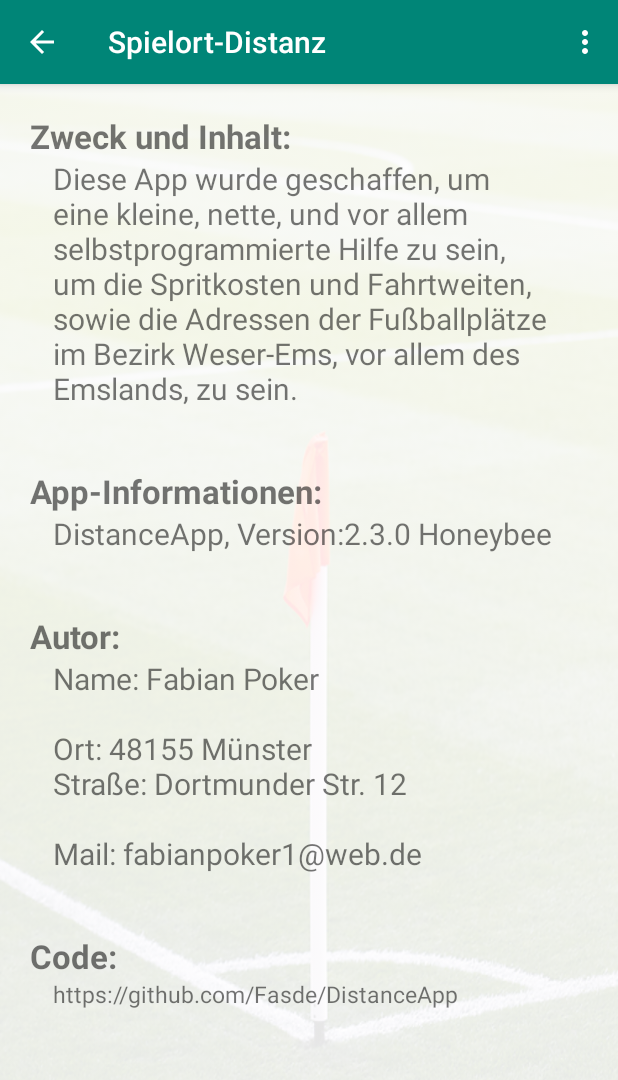
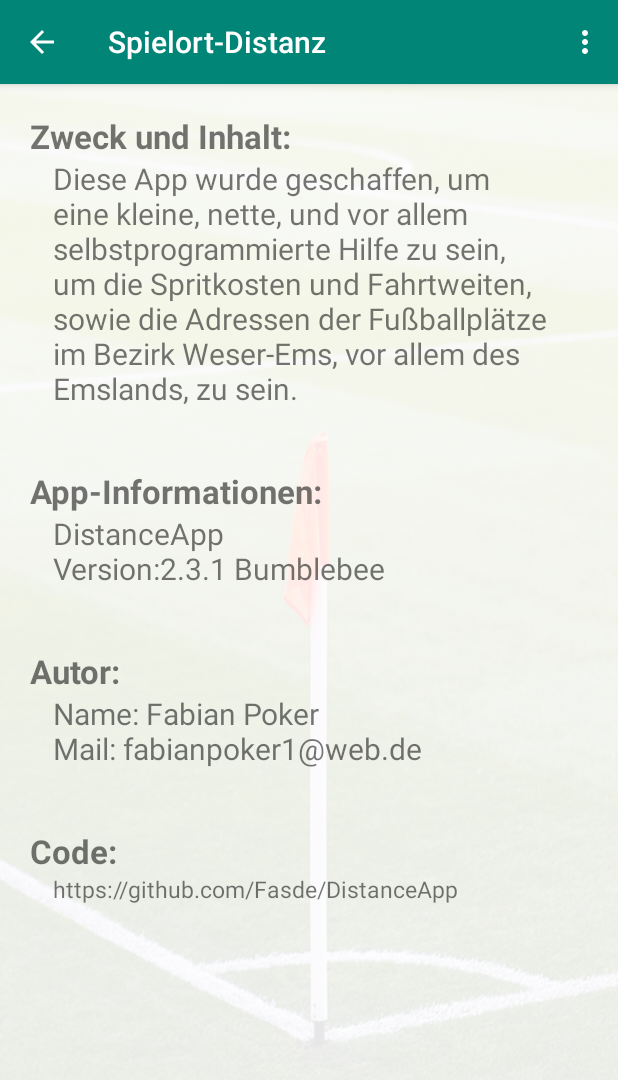
Before and after one commit to Fasde/DistanceApp, an Android app: the ImpressumActivity screen opened directly, with no data from a screen before it, on a phone screen of 412 x 824 dp. Shown: the top 1080 px of the screen. Run offline under Robolectric (Android 15) with nearby library versions, the phone set to English and light mode, and no system bars; network calls fail.

Commit message:
2.3.1 Bumblebee: small Changes

```diff
--- a/app/build.gradle
+++ b/app/build.gradle
@@ -7,8 +7,8 @@ android {
         applicationId "fasde.android.distanceapp"
         minSdkVersion 27
         targetSdkVersion 30
-        versionCode 4
-        versionName "2.3.0 Honeybee"
+        versionCode 5
+        versionName "2.3.1 Bumblebee"
         testInstrumentationRunner "androidx.test.runner.AndroidJUnitRunner"
     }
     buildTypes {
--- a/app/src/main/res/layout/activity_listview.xml
+++ b/app/src/main/res/layout/activity_listview.xml
@@ -19,7 +19,7 @@
         android:id="@+id/list"
         android:layout_marginTop="?android:attr/actionBarSize"
         android:layout_width="match_parent"
-        android:layout_height="wrap_content"
+        android:layout_height="match_parent"
         android:layout_above="@+id/listAdView"/>
 
     <com.google.android.gms.ads.AdView
--- a/app/src/main/res/values/strings.xml
+++ b/app/src/main/res/values/strings.xml
@@ -1,17 +1,17 @@
 <resources>
     <string name="app_name">DistanceApp</string>
     <string name="display_name">Spielort-Distanz</string>
-    <string name="version">2.3.0 Honeybee</string>
+    <string name="version">2.3.1 Bumblebee</string>
     <string name="edit_text_hint">Suche nach Spielort oder Adresse</string>
     <string name="impressum">Impressum</string>
     <string name="detailHeader">Zweck und Inhalt:</string>
     <string name="detail">Diese App wurde geschaffen, um eine kleine, nette, und vor allem selbstprogrammierte Hilfe zu sein, um die Spritkosten und Fahrtweiten, sowie die Adressen der Fußballplätze im Bezirk Weser-Ems, vor allem des Emslands, zu sein.</string>
     <string name="versionHeader">App-Informationen:</string>
-    <string name="versionString">, Version: </string>
+    <string name="versionString">\nVersion: </string>
     <string name="authorHeader">Autor:</string>
-    <string name="authorString1">Name: Fabian Poker</string>
+    <string name="authorString1">Name: Fabian Poker\n</string>
     <string name="authorString2"> (</string>
-    <string name="authorString3">\n\nOrt: 48155 Münster\nStraße: Dortmunder Str. 12\n\nMail: fabianpoker1@web.de</string>
+    <string name="authorString3">Mail: fabianpoker1@web.de</string>
     <string name="codeHeader">Code:</string>
     <string name="codeAdress">https://github.com/Fasde/DistanceApp</string>
     <string name="aktueller_ort">Aktueller Ort</string>
```
Also changed, not shown: 1 other file.
